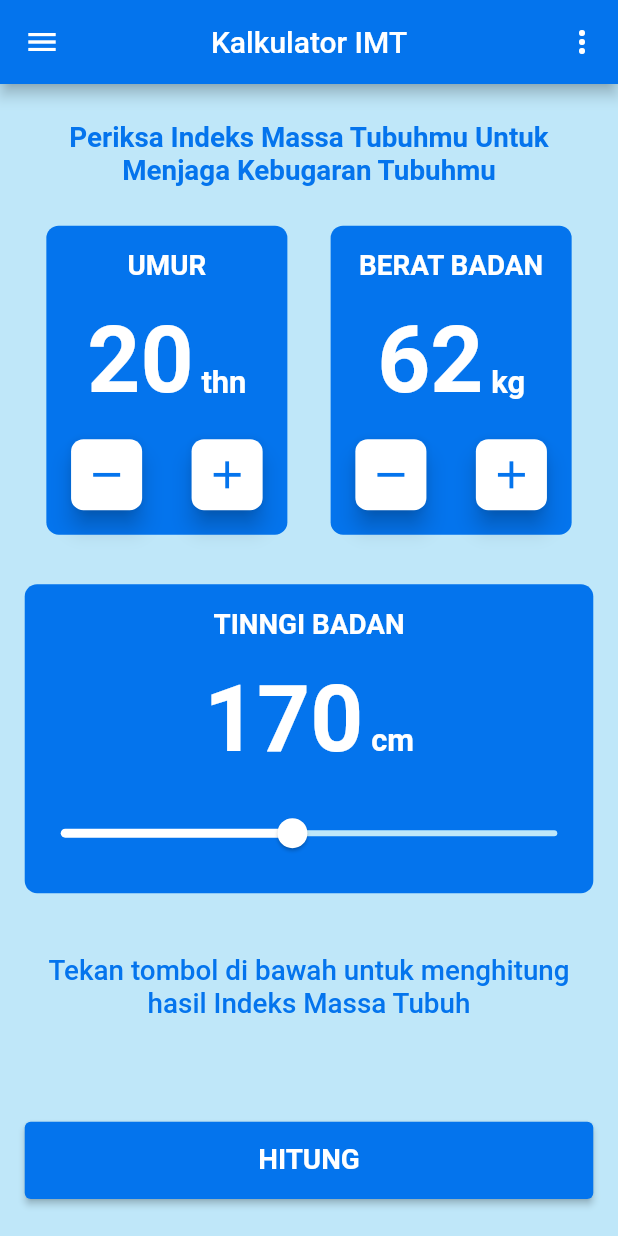
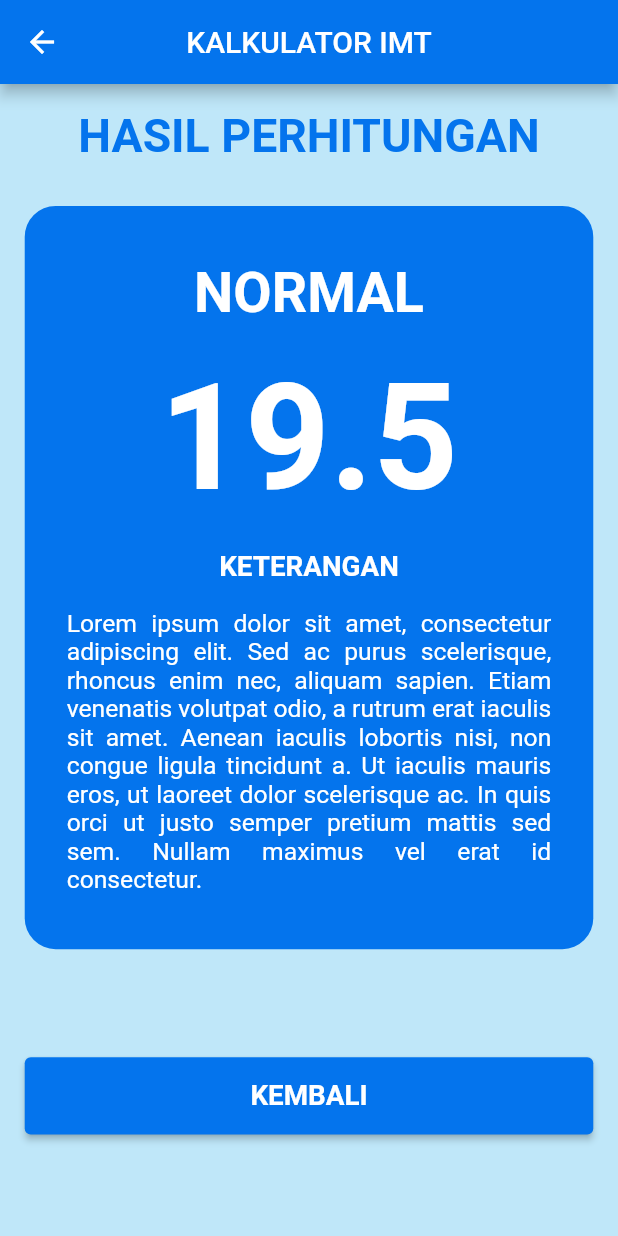
Before and after one commit to aditiohidayatulloh/flutter_FinalProject, a Flutter app: the screen it shows after launch, after a tap on "HITUNG", on a phone screen of 412 x 824 dp. Run offline on Flutter 3.47's test engine with Material 2 defaults, Android fonts, the phone set to English and light mode, and no system bars; our stand-ins replace flutter_screenutil.

Commit message:
Add ResultScreen

```diff
--- a/lib/main.dart
+++ b/lib/main.dart
@@ -1,4 +1,4 @@
-import 'package:final_project/home_screen.dart';
+import 'package:final_project/screen/home_screen.dart';
 import 'package:flutter/material.dart';
 import 'package:flutter_screenutil/flutter_screenutil.dart';
 
--- a/lib/home_screen.dart
+++ b/lib/screen/home_screen.dart
@@ -1,7 +1,9 @@
+import 'package:final_project/screen/result_screen.dart';
 import 'package:flutter/material.dart';
 import 'package:flutter_screenutil/flutter_screenutil.dart';
-import 'imt_button.dart';
-import 'imt_card.dart';
+import '../widget/custom_button.dart';
+import '../widget/imt_button.dart';
+import '../widget/imt_card.dart';
 
 class HomeScreen extends StatefulWidget {
   const HomeScreen({Key? key}) : super(key: key);
@@ -142,21 +144,15 @@ class _HomeScreenState extends State<HomeScreen> {
                 textAlign: TextAlign.center,
               ),
               const Spacer(),
-              SizedBox(
-                width: double.infinity,
-                height: 50.h,
-                child: ElevatedButton(
-                  onPressed: () {},
-                  style: ElevatedButton.styleFrom(
-                      backgroundColor: Theme.of(context).primaryColor),
-                  child: Text(
-                    'HITUNG',
-                    style: TextStyle(
-                      fontSize: 18.0.sp,
-                      fontWeight: FontWeight.bold,
-                    ),
-                  ),
-                ),
+              CustomButton(
+                title: 'HITUNG',
+                onPressed: () {
+                  Navigator.push(
+                    context,
+                    MaterialPageRoute(
+                        builder: (context) => const ResultScreen()),
+                  );
+                },
               )
             ],
           ),
--- /dev/null
+++ b/lib/screen/result_screen.dart
@@ -0,0 +1,87 @@
+import 'package:flutter/material.dart';
+import 'package:flutter_screenutil/flutter_screenutil.dart';
+import '../widget/custom_button.dart';
+import '../widget/result_text.dart';
+
+class ResultScreen extends StatelessWidget {
+  const ResultScreen({super.key});
+
+  @override
+  Widget build(BuildContext context) {
+    return SafeArea(
+        child: Scaffold(
+            backgroundColor: const Color.fromRGBO(191, 231, 249, 1),
+            appBar: AppBar(
+              title: const Text('KALKULATOR IMT'),
+              centerTitle: true,
+              backgroundColor: Theme.of(context).primaryColor,
+            ),
+            body: Padding(
+              padding: EdgeInsets.all(16.0.sp),
+              child: Column(
+                crossAxisAlignment: CrossAxisAlignment.center,
+                children: [
+                  Text(
+                    'HASIL PERHITUNGAN',
+                    style: TextStyle(
+                        fontSize: 30.0.sp,
+                        fontWeight: FontWeight.bold,
+                        color: Theme.of(context).primaryColor),
+                  ),
+                  SizedBox(
+                    height: 28.0.h,
+                  ),
+                  Container(
+                    width: double.infinity,
+                    height: 481.h,
+                    decoration: BoxDecoration(
+                        color: Theme.of(context).primaryColor,
+                        borderRadius: BorderRadius.circular(20.sp)),
+                    child: Padding(
+                      padding: const EdgeInsets.all(28.0),
+                      child: Column(
+                        mainAxisAlignment: MainAxisAlignment.spaceAround,
+                        children: const [
+                          ResultText(
+                            title: 'NORMAL',
+                            fontSize: 36,
+                            fontWeight: FontWeight.bold,
+                            color: Colors.white,
+                          ),
+                          ResultText(
+                            title: '19.5',
+                            fontSize: 96,
+                            fontWeight: FontWeight.bold,
+                            color: Colors.white,
+                          ),
+                          ResultText(
+                            title: 'KETERANGAN',
+                            fontSize: 18,
+                            fontWeight: FontWeight.bold,
+                            color: Colors.white,
+                          ),
+                          ResultText(
+                            title:
+                                'Lorem ipsum dolor sit amet, consectetur adipiscing elit. Sed ac purus scelerisque, rhoncus enim nec, aliquam sapien. Etiam venenatis volutpat odio, a rutrum erat iaculis sit amet. Aenean iaculis lobortis nisi, non congue ligula tincidunt a. Ut iaculis mauris eros, ut laoreet dolor scelerisque ac. In quis orci ut justo semper pretium mattis sed sem. Nullam maximus vel erat id consectetur. ',
+                            fontSize: 16,
+                            fontWeight: FontWeight.w400,
+                            color: Colors.white,
+                          ),
+                        ],
+                      ),
+                    ),
+                  ),
+                  SizedBox(
+                    height: 70.0.sp,
+                  ),
+                  CustomButton(
+                    title: 'KEMBALI',
+                    onPressed: () {
+                      Navigator.pop(context);
+                    },
+                  ),
+                ],
+              ),
+            )));
+  }
+}
--- /dev/null
+++ b/lib/widget/custom_button.dart
@@ -0,0 +1,33 @@
+import 'package:flutter/material.dart';
+import 'package:flutter_screenutil/flutter_screenutil.dart';
+
+class CustomButton extends StatelessWidget {
+  const CustomButton({
+    super.key,
+    required this.title,
+    this.onPressed,
+  });
+
+  final String title;
+  final VoidCallback? onPressed;
+
+  @override
+  Widget build(BuildContext context) {
+    return SizedBox(
+      width: double.infinity,
+      height: 50.h,
+      child: ElevatedButton(
+        onPressed: onPressed,
+        style: ElevatedButton.styleFrom(
+            backgroundColor: Theme.of(context).primaryColor),
+        child: Text(
+          title,
+          style: TextStyle(
+            fontSize: 18.0.sp,
+            fontWeight: FontWeight.bold,
+          ),
+        ),
+      ),
+    );
+  }
+}
--- /dev/null
+++ b/lib/widget/result_text.dart
@@ -0,0 +1,27 @@
+import 'package:flutter/material.dart';
+import 'package:flutter_screenutil/flutter_screenutil.dart';
+
+class ResultText extends StatelessWidget {
+  const ResultText({
+    super.key,
+    required this.title,
+    required this.fontSize,
+    required this.color,
+    required this.fontWeight,
+  });
+
+  final String title;
+  final double fontSize;
+  final Color color;
+  final FontWeight fontWeight;
+
+  @override
+  Widget build(BuildContext context) {
+    return Text(
+      title,
+      textAlign: TextAlign.justify,
+      style: TextStyle(
+          fontSize: fontSize.sp, fontWeight: fontWeight, color: color),
+    );
+  }
+}
```
Also changed, not shown: lib/widget/imt_button.dart (renamed from lib/imt_button.dart), lib/widget/imt_card.dart (renamed from lib/imt_card.dart).
